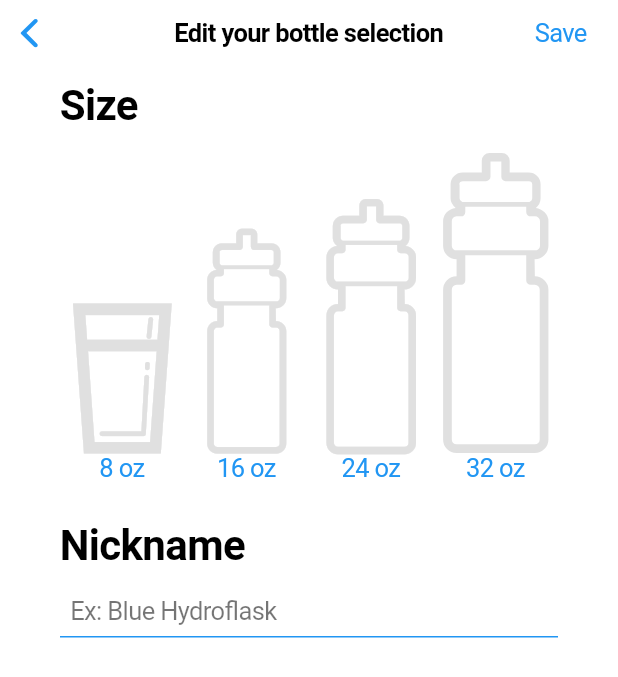
After one commit to philalem/hydration_tracker, a Flutter app: the ChangeBottleNameAndSize screen opened directly, on a phone screen of 412 x 824 dp. The commit adds this screen. Shown: the top 677 px of the screen. Run offline on Flutter 3.47's test engine with Material 2 defaults, Android fonts, the phone set to English and light mode, and no system bars; our stand-ins replace fl_chart, percent_indicator, shared_preferences; accounts and stored records are empty.

Commit message:
added the edit bottle selection page

```diff
--- /dev/null
+++ b/lib/changeBottleNameAndSize.dart
@@ -0,0 +1,286 @@
+import 'dart:convert';
+import 'dart:math' as math;
+
+import 'package:flutter/cupertino.dart';
+import 'package:flutter/material.dart';
+import 'package:flutter/services.dart';
+import 'package:hydration_tracker/glass_of_water_icons.dart';
+import 'package:hydration_tracker/my_flutter_app_icons.dart';
+import 'package:shared_preferences/shared_preferences.dart';
+
+class ChangeBottleNameAndSize extends StatefulWidget {
+  final String name;
+  final double size;
+  ChangeBottleNameAndSize({this.name, this.size})
+      : assert(name != null),
+        assert(size != null);
+
+  @override
+  _ChangeBottleNameAndSizeState createState() =>
+      _ChangeBottleNameAndSizeState();
+}
+
+class _ChangeBottleNameAndSizeState extends State<ChangeBottleNameAndSize> {
+  List<bool> bottleSizeSelected = [false, false, false, false];
+  double amountSelected = 0;
+  int questionViewIndex = 0;
+  Widget questionView;
+  TextEditingController enteredAmount;
+
+  @override
+  void initState() {
+    enteredAmount = TextEditingController(text: widget.name);
+    updatePreSelection();
+    questionView = selectBottleSize();
+    super.initState();
+  }
+
+  updatePreSelection() {
+    double previousSelection = widget.size;
+    if (previousSelection == 8.0) {
+      bottleSizeSelected[0] = true;
+    }
+    if (previousSelection == 16.0) {
+      bottleSizeSelected[1] = true;
+    }
+    if (previousSelection == 24.0) {
+      bottleSizeSelected[2] = true;
+    }
+    if (previousSelection == 32.0) {
+      bottleSizeSelected[3] = true;
+    }
+    setState(() {});
+  }
+
+  @override
+  Widget build(BuildContext context) {
+    return CupertinoPageScaffold(
+      navigationBar: CupertinoNavigationBar(
+        backgroundColor: Colors.transparent,
+        middle: Text('Edit your bottle selection'),
+        trailing: CupertinoButton(
+          onPressed: () async {
+            SharedPreferences preferences =
+                await SharedPreferences.getInstance();
+            if (amountSelected != 0 ||
+                enteredAmount.text != null ||
+                enteredAmount.text != '') {
+              preferences.setString(
+                  'bottleInfo',
+                  jsonEncode({
+                    'name': enteredAmount.text,
+                    'amount': amountSelected,
+                  }));
+            }
+            Navigator.of(context).pop();
+          },
+          padding: EdgeInsets.zero,
+          child: Text('Save'),
+        ),
+      ),
+      child: SafeArea(
+        child: selectBottleSize(),
+      ),
+    );
+  }
+
+  Container selectBottleSize() {
+    return Container(
+      padding: EdgeInsets.symmetric(horizontal: 40),
+      child: Column(
+        crossAxisAlignment: CrossAxisAlignment.start,
+        children: <Widget>[
+          SizedBox(
+            height: 10,
+          ),
+          Text(
+            'Size',
+            style: TextStyle(fontSize: 28, fontWeight: FontWeight.bold),
+          ),
+          SizedBox(
+            height: 10,
+          ),
+          bottleSizeButtons(),
+          SizedBox(
+            height: 20,
+          ),
+          Text(
+            'Nickname',
+            style: TextStyle(fontSize: 28, fontWeight: FontWeight.bold),
+          ),
+          SizedBox(
+            height: 10,
+          ),
+          CupertinoTextField(
+            decoration: BoxDecoration(
+              color: Colors.white,
+              border: Border(bottom: BorderSide(color: Colors.blue, width: 1)),
+            ),
+            autofocus: false,
+            textInputAction: TextInputAction.done,
+            maxLines: 1,
+            minLines: 1,
+            maxLength: 30,
+            placeholderStyle: TextStyle(color: Colors.black54),
+            style: TextStyle(
+              color: Colors.black,
+            ),
+            controller: enteredAmount,
+            placeholder: 'Ex: Blue Hydroflask',
+          ),
+        ],
+      ),
+    );
+  }
+
+  Row bottleSizeButtons() {
+    return Row(
+      crossAxisAlignment: CrossAxisAlignment.end,
+      children: <Widget>[
+        Expanded(
+          child: Container(
+            margin: EdgeInsets.all(5),
+            child: CupertinoButton(
+              onPressed: () => _updateBottleSelection(0),
+              padding: EdgeInsets.all(0),
+              child: Column(
+                crossAxisAlignment: CrossAxisAlignment.center,
+                children: <Widget>[
+                  Icon(
+                    GlassOfWater.glassofwater,
+                    size: 100,
+                    color:
+                        bottleSizeSelected[0] ? Colors.blue : Colors.grey[300],
+                  ),
+                  Text('8 oz'),
+                ],
+              ),
+            ),
+          ),
+        ),
+        Expanded(
+          child: Container(
+            margin: EdgeInsets.all(5),
+            child: CupertinoButton(
+              onPressed: () => _updateBottleSelection(1),
+              padding: EdgeInsets.all(0),
+              child: Column(
+                crossAxisAlignment: CrossAxisAlignment.center,
+                children: <Widget>[
+                  Icon(
+                    MyFlutterApp.water_bottle,
+                    size: 150,
+                    color:
+                        bottleSizeSelected[1] ? Colors.blue : Colors.grey[300],
+                  ),
+                  Text('16 oz'),
+                ],
+              ),
+            ),
+          ),
+        ),
+        Expanded(
+          child: Container(
+            margin: EdgeInsets.all(5),
+            child: CupertinoButton(
+              onPressed: () => _updateBottleSelection(2),
+              padding: EdgeInsets.all(0),
+              child: Column(
+                crossAxisAlignment: CrossAxisAlignment.center,
+                children: <Widget>[
+                  Icon(
+                    MyFlutterApp.water_bottle,
+                    size: 170,
+                    color:
+                        bottleSizeSelected[2] ? Colors.blue : Colors.grey[300],
+                  ),
+                  Text('24 oz'),
+                ],
+              ),
+            ),
+          ),
+        ),
+        Expanded(
+          child: Container(
+            margin: EdgeInsets.all(5),
+            child: CupertinoButton(
+              onPressed: () => _updateBottleSelection(3),
+              padding: EdgeInsets.all(0),
+              child: Column(
+                crossAxisAlignment: CrossAxisAlignment.center,
+                children: <Widget>[
+                  Icon(
+                    MyFlutterApp.water_bottle,
+                    size: 200,
+                    color:
+                        bottleSizeSelected[3] ? Colors.blue : Colors.grey[300],
+                  ),
+                  Text('32 oz'),
+                ],
+              ),
+            ),
+          ),
+        ),
+      ],
+    );
+  }
+
+  _updateBottleSelection(numberSelected) {
+    switch (numberSelected) {
+      case 0:
+        setState(() {
+          bottleSizeSelected[0] = true;
+          bottleSizeSelected[1] = false;
+          bottleSizeSelected[2] = false;
+          bottleSizeSelected[3] = false;
+          if (bottleSizeSelected[0]) {
+            amountSelected = 8;
+          } else {
+            amountSelected = 0;
+          }
+        });
+        break;
+      case 1:
+        setState(() {
+          bottleSizeSelected[0] = false;
+          bottleSizeSelected[1] = true;
+          bottleSizeSelected[2] = false;
+          bottleSizeSelected[3] = false;
+          if (bottleSizeSelected[1]) {
+            amountSelected = 16;
+          } else {
+            amountSelected = 0;
+          }
+        });
+        break;
+      case 2:
+        setState(() {
+          bottleSizeSelected[0] = false;
+          bottleSizeSelected[1] = false;
+          bottleSizeSelected[2] = true;
+          bottleSizeSelected[3] = false;
+          if (bottleSizeSelected[2]) {
+            amountSelected = 24;
+          } else {
+            amountSelected = 0;
+          }
+        });
+        break;
+      case 3:
+        setState(() {
+          bottleSizeSelected[0] = false;
+          bottleSizeSelected[1] = false;
+          bottleSizeSelected[2] = false;
+          bottleSizeSelected[3] = true;
+          if (bottleSizeSelected[3]) {
+            amountSelected = 32;
+          } else {
+            amountSelected = 0;
+          }
+        });
+        break;
+      default:
+        break;
+    }
+  }
+}
--- a/lib/home.dart
+++ b/lib/home.dart
@@ -2,8 +2,10 @@ import 'dart:convert';
 
 import 'package:fl_chart/fl_chart.dart';
 import 'package:flutter/cupertino.dart';
+import 'package:flutter/foundation.dart';
 import 'package:flutter/material.dart';
 import 'package:hydration_tracker/addSpecificAmounts.dart';
+import 'package:hydration_tracker/changeBottleNameAndSize.dart';
 import 'package:intl/intl.dart';
 import 'package:percent_indicator/circular_percent_indicator.dart';
 import 'package:shared_preferences/shared_preferences.dart';
@@ -88,7 +90,15 @@ class _HomeState extends State<Home> {
             largeTitle: Text('Dashboard'),
             backgroundColor: Colors.transparent,
             trailing: CupertinoButton(
-              onPressed: () => print('pressed the dots'),
+              onPressed: () => Navigator.of(context)
+                  .push(CupertinoPageRoute(
+                    builder: (context) => ChangeBottleNameAndSize(
+                      name: bottleInfo['name'],
+                      size: bottleInfo['amount'],
+                    ),
+                  ))
+                  .then((value) =>
+                      setState(() => print('refreshed after bottle rename'))),
               padding: EdgeInsets.zero,
               child: Icon(
                 threeDots,
```
